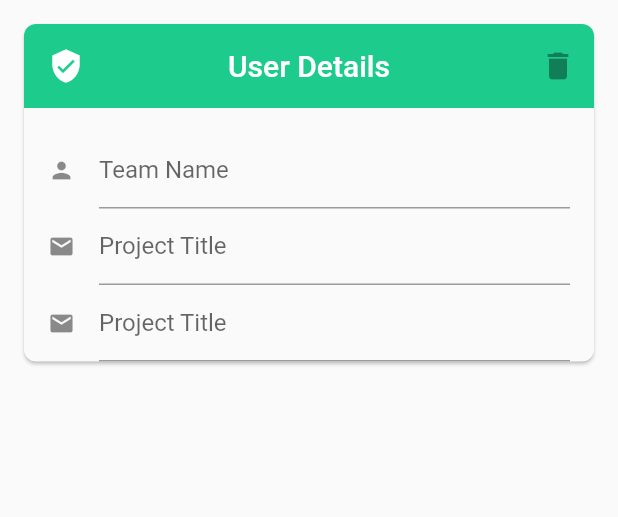
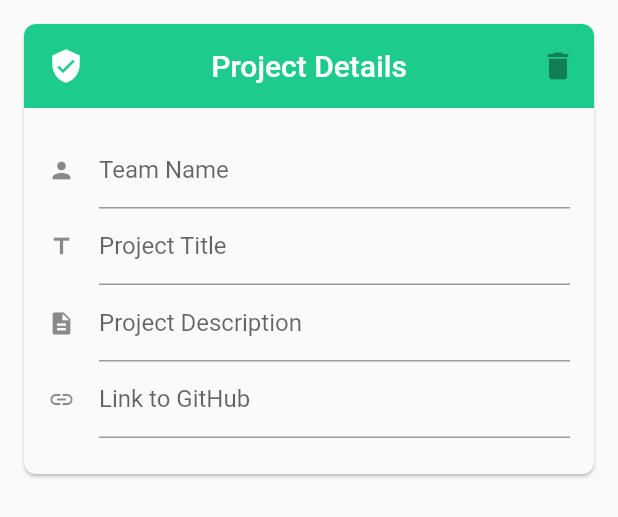
Before and after one commit to tetradodeca/flutter_hackathon, a Flutter app: the ProjectForm widget shown alone on an empty page, opened directly with empty values, on a phone screen of 412 x 824 dp. Shown: the top 517 px of the screen. Run offline on Flutter 3.47's test engine with Material 2 defaults, Android fonts, the light colour scheme and no system bars.

Commit message:
add in some details related to projects

```diff
--- a/lib/form.dart
+++ b/lib/form.dart
@@ -34,7 +34,7 @@ class _ProjectFormState extends State<ProjectForm> {
               AppBar(
                 leading: Icon(Icons.verified_user),
                 elevation: 0,
-                title: Text('User Details'),
+                title: Text('Project Details'),
                 backgroundColor: Theme.of(context).accentColor,
                 centerTitle: true,
                 actions: <Widget>[
@@ -50,7 +50,7 @@ class _ProjectFormState extends State<ProjectForm> {
                   initialValue: widget.project.project_team,
                   onSaved: (val) => widget.project.project_team = val,
                   validator: (val) =>
-                      val.length > 3 ? null : 'Full name is invalid',
+                      val.length > 3 ? null : 'Team name is invalid',
                   decoration: InputDecoration(
                     labelText: 'Team Name',
                     hintText: 'Enter your team name',
@@ -65,11 +65,11 @@ class _ProjectFormState extends State<ProjectForm> {
                   initialValue: widget.project.project_title,
                   onSaved: (val) => widget.project.project_title = val,
                   validator: (val) =>
-                      val.contains('@') ? null : 'Email is invalid',
+                      val.length > 3 ? null : 'Project Title is invalid',
                   decoration: InputDecoration(
                     labelText: 'Project Title',
                     hintText: 'Enter the title of your project',
-                    icon: Icon(Icons.email),
+                    icon: Icon(Icons.title),
                     isDense: true,
                   ),
                 ),
@@ -79,12 +79,28 @@ class _ProjectFormState extends State<ProjectForm> {
                 child: TextFormField(
                   initialValue: widget.project.project_title,
                   onSaved: (val) => widget.project.project_title = val,
+                  validator: (val) => val.length > 50 && val.length < 200
+                      ? null
+                      : 'Description must be between 50-200 characte',
+                  decoration: InputDecoration(
+                    labelText: 'Project Description',
+                    hintText: 'Describe your project',
+                    icon: Icon(Icons.description),
+                    isDense: true,
+                  ),
+                ),
+              ),
+              Padding(
+                padding: EdgeInsets.only(left: 16, right: 16, bottom: 24),
+                child: TextFormField(
+                  initialValue: widget.project.project_title,
+                  onSaved: (val) => widget.project.project_title = val,
                   validator: (val) =>
-                      val.contains('@') ? null : 'Email is invalid',
+                      val.contains('github') ? null : 'Link is invalid',
                   decoration: InputDecoration(
-                    labelText: 'Project Title',
-                    hintText: 'Enter the title of your project',
-                    icon: Icon(Icons.email),
+                    labelText: 'Link to GitHub',
+                    hintText: 'Your project\'s GitHub link',
+                    icon: Icon(Icons.link),
                     isDense: true,
                   ),
                 ),
```
